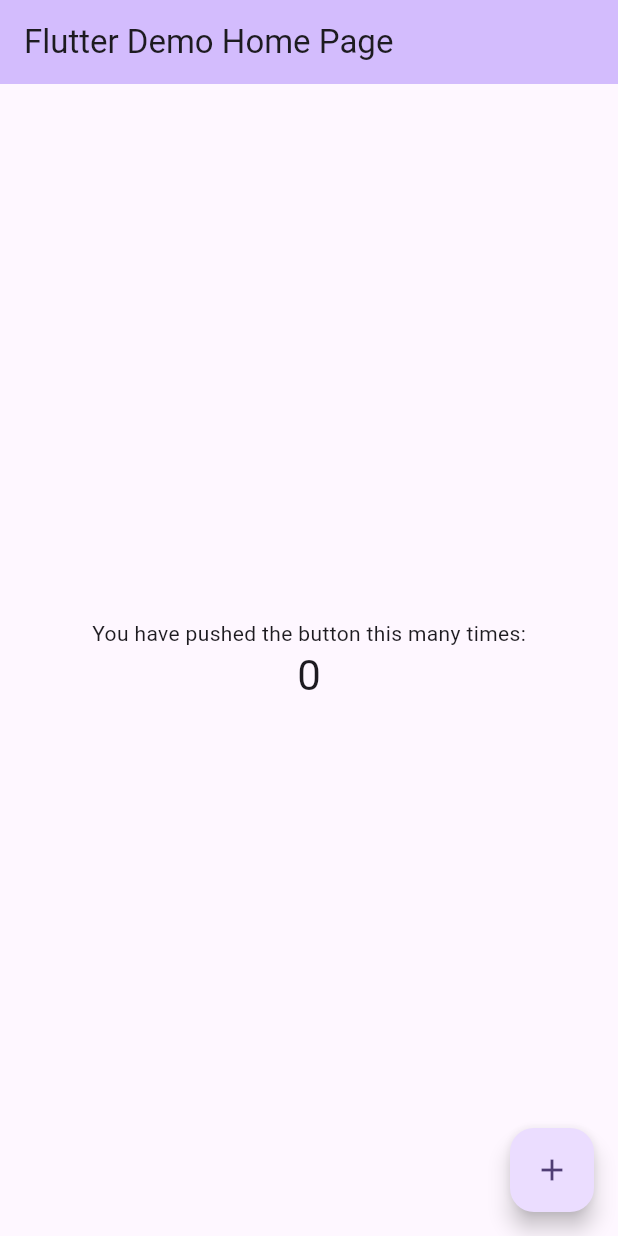
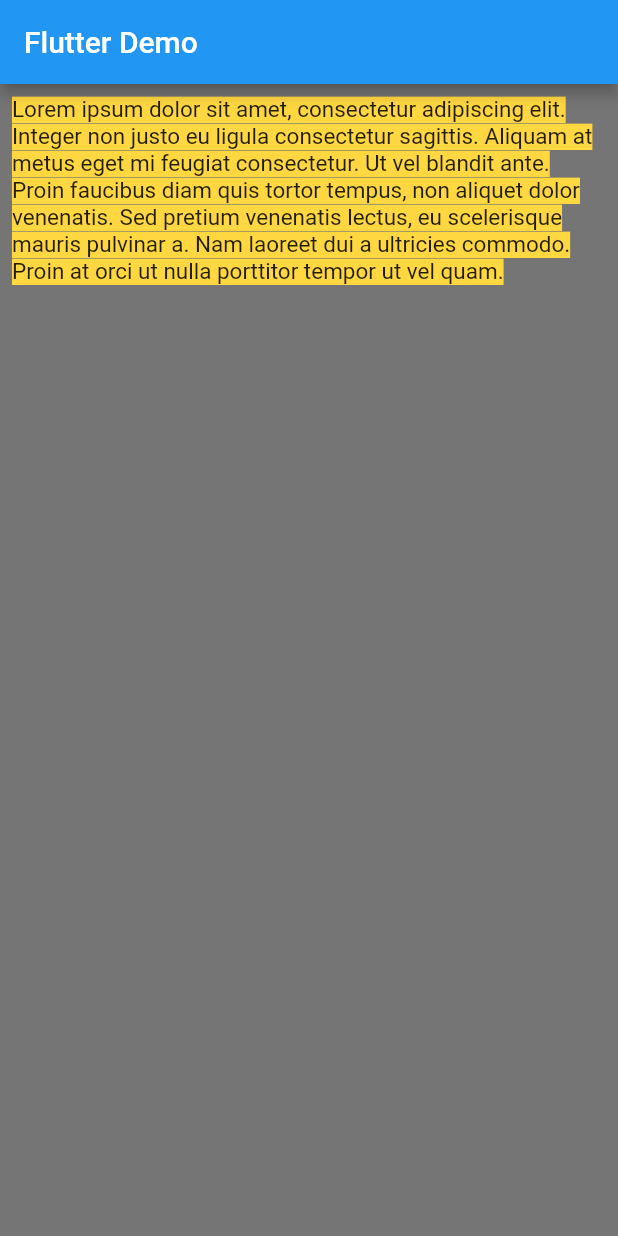
Before and after one commit to KHALEDKHLYAN/DemonstratingFlutter, a Flutter app: the screen it shows after launch, on a phone screen of 412 x 824 dp. Run offline on Flutter 3.47's test engine with Material 2 defaults, Android fonts, the light colour scheme and no system bars.

Commit message:
background color

```diff
--- a/lib/main.dart
+++ b/lib/main.dart
@@ -7,119 +7,41 @@ void main() {
 class MyApp extends StatelessWidget {
   const MyApp({super.key});
 
-  // This widget is the root of your application.
   @override
   Widget build(BuildContext context) {
-    return MaterialApp(
-      title: 'Flutter Demo',
-      theme: ThemeData(
-        // This is the theme of your application.
-        //
-        // TRY THIS: Try running your application with "flutter run". You'll see
-        // the application has a blue toolbar. Then, without quitting the app,
-        // try changing the seedColor in the colorScheme below to Colors.green
-        // and then invoke "hot reload" (save your changes or press the "hot
-        // reload" button in a Flutter-supported IDE, or press "r" if you used
-        // the command line to start the app).
-        //
-        // Notice that the counter didn't reset back to zero; the application
-        // state is not lost during the reload. To reset the state, use hot
-        // restart instead.
-        //
-        // This works for code too, not just values: Most code changes can be
-        // tested with just a hot reload.
-        colorScheme: ColorScheme.fromSeed(seedColor: Colors.deepPurple),
-        useMaterial3: true,
-      ),
-      home: const MyHomePage(title: 'Flutter Demo Home Page'),
+    return const MaterialApp(
+      debugShowCheckedModeBanner: false,
+      home: HomeWidget(),
     );
   }
 }
 
-class MyHomePage extends StatefulWidget {
-  const MyHomePage({super.key, required this.title});
-
-  // This widget is the home page of your application. It is stateful, meaning
-  // that it has a State object (defined below) that contains fields that affect
-  // how it looks.
-
-  // This class is the configuration for the state. It holds the values (in this
-  // case the title) provided by the parent (in this case the App widget) and
-  // used by the build method of the State. Fields in a Widget subclass are
-  // always marked "final".
-
-  final String title;
-
-  @override
-  State<MyHomePage> createState() => _MyHomePageState();
-}
-
-class _MyHomePageState extends State<MyHomePage> {
-  int _counter = 0;
-
-  void _incrementCounter() {
-    setState(() {
-      // This call to setState tells the Flutter framework that something has
-      // changed in this State, which causes it to rerun the build method below
-      // so that the display can reflect the updated values. If we changed
-      // _counter without calling setState(), then the build method would not be
-      // called again, and so nothing would appear to happen.
-      _counter++;
-    });
-  }
+class HomeWidget extends StatelessWidget {
+  const HomeWidget({super.key});
 
   @override
   Widget build(BuildContext context) {
-    // This method is rerun every time setState is called, for instance as done
-    // by the _incrementCounter method above.
-    //
-    // The Flutter framework has been optimized to make rerunning build methods
-    // fast, so that you can just rebuild anything that needs updating rather
-    // than having to individually change instances of widgets.
     return Scaffold(
+      backgroundColor: Colors.black54,
       appBar: AppBar(
-        // TRY THIS: Try changing the color here to a specific color (to
-        // Colors.amber, perhaps?) and trigger a hot reload to see the AppBar
-        // change color while the other colors stay the same.
-        backgroundColor: Theme.of(context).colorScheme.inversePrimary,
-        // Here we take the value from the MyHomePage object that was created by
-        // the App.build method, and use it to set our appbar title.
-        title: Text(widget.title),
+        title: const Text('Flutter Demo'),
       ),
-      body: Center(
-        // Center is a layout widget. It takes a single child and positions it
-        // in the middle of the parent.
+      body: const Padding(
+        padding: EdgeInsets.all(8.0),
         child: Column(
-          // Column is also a layout widget. It takes a list of children and
-          // arranges them vertically. By default, it sizes itself to fit its
-          // children horizontally, and tries to be as tall as its parent.
-          //
-          // Column has various properties to control how it sizes itself and
-          // how it positions its children. Here we use mainAxisAlignment to
-          // center the children vertically; the main axis here is the vertical
-          // axis because Columns are vertical (the cross axis would be
-          // horizontal).
-          //
-          // TRY THIS: Invoke "debug painting" (choose the "Toggle Debug Paint"
-          // action in the IDE, or press "p" in the console), to see the
-          // wireframe for each widget.
-          mainAxisAlignment: MainAxisAlignment.center,
-          children: <Widget>[
-            const Text(
-              'You have pushed the button this many times:',
-            ),
+          children: [
             Text(
-              '$_counter',
-              style: Theme.of(context).textTheme.headlineMedium,
+              'Lorem ipsum dolor sit amet, consectetur adipiscing elit. Integer non justo eu ligula consectetur sagittis. Aliquam at metus eget mi feugiat consectetur. Ut vel blandit ante. Proin faucibus diam quis tortor tempus, non aliquet dolor venenatis. Sed pretium venenatis lectus, eu scelerisque mauris pulvinar a. Nam laoreet dui a ultricies commodo. Proin at orci ut nulla porttitor tempor ut vel quam.',
+              style: TextStyle(
+                color: Colors.black87,
+                fontSize: 15.0,
+                fontStyle: FontStyle.normal,
+                backgroundColor: Colors.amberAccent,
+              ),
             ),
           ],
         ),
       ),
-      floatingActionButton: FloatingActionButton(
-        onPressed: _incrementCounter,
-        tooltip: 'Increment',
-        child: const Icon(Icons.add),
-      ), // This trailing comma makes auto-formatting nicer for build methods.
     );
   }
 }
```
Also changed, not shown: 1 other file.
